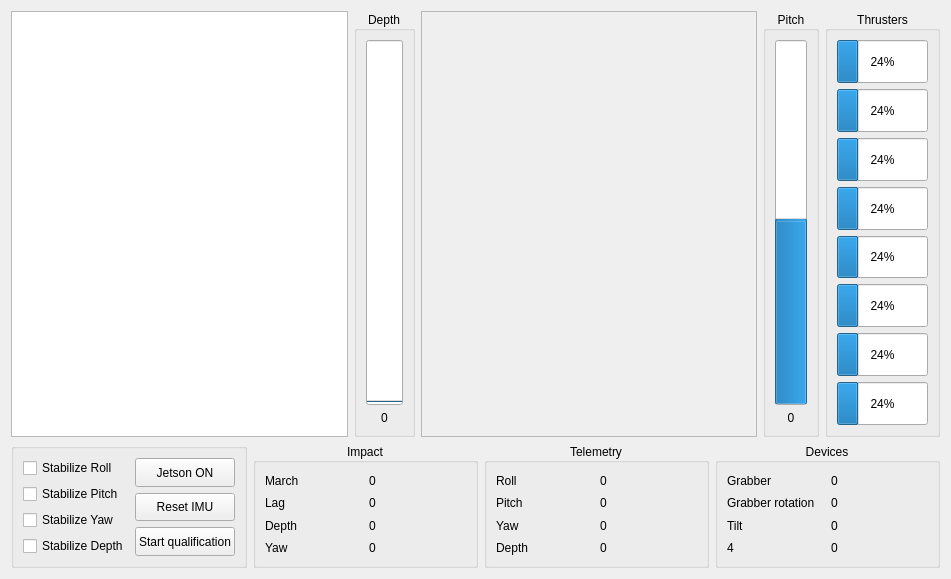
First picture: the form in rovmodewidget.ui, repository hydronautics-team/PoolsideGUI, before the edit.
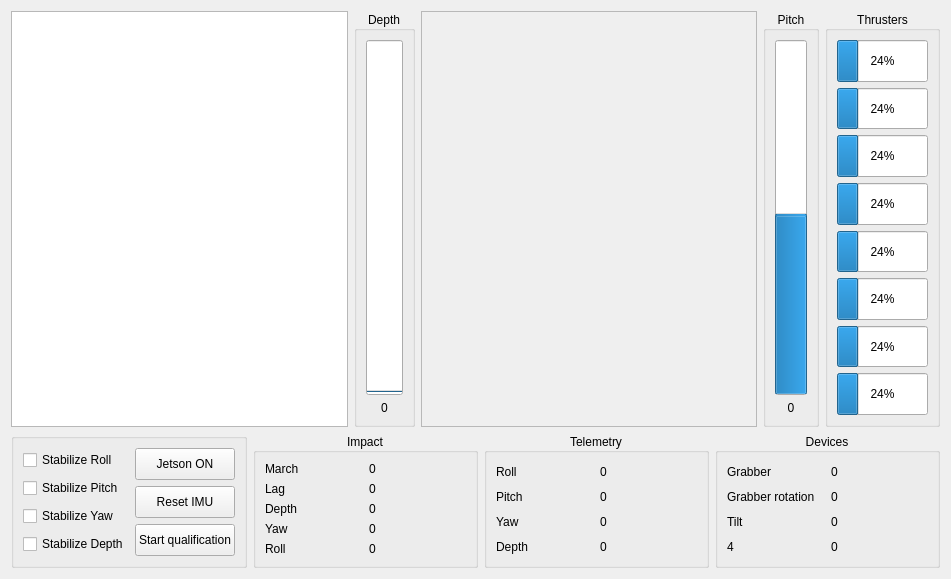
Second picture: the form after the edit. Custom widgets are drawn as their Qt base class.

The edit to the form file:
```diff
--- a/rovmodewidget.ui
+++ b/rovmodewidget.ui
@@ -410,6 +410,13 @@
             </property>
            </widget>
           </item>
+          <item>
+           <widget class="QLabel" name="label_roll_static">
+            <property name="text">
+             <string>Roll</string>
+            </property>
+           </widget>
+          </item>
          </layout>
         </item>
         <item>
@@ -442,6 +449,13 @@
             </property>
            </widget>
           </item>
+          <item>
+           <widget class="QLabel" name="label_roll">
+            <property name="text">
+             <string>0</string>
+            </property>
+           </widget>
+          </item>
          </layout>
         </item>
        </layout>
```
